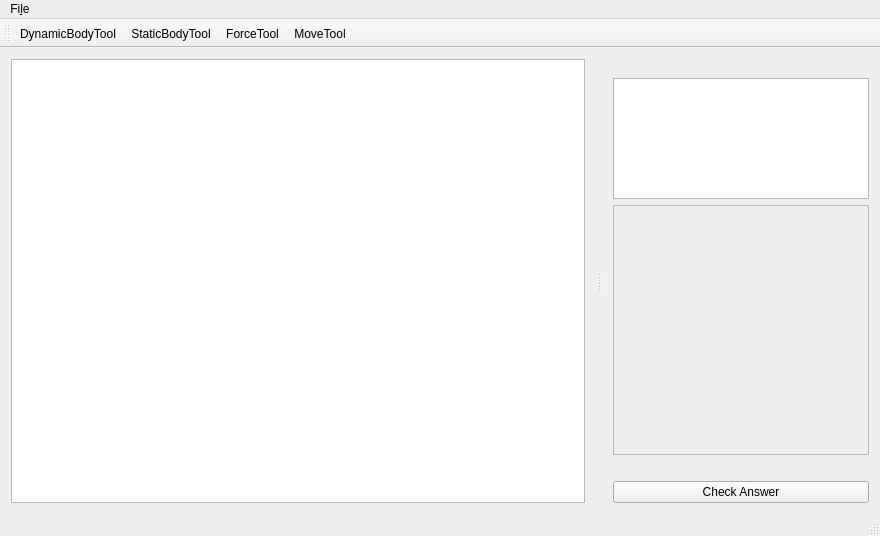
jarednielson/NewtonEZ, file NewtonCore/mainwindow.ui: the form before one commit.
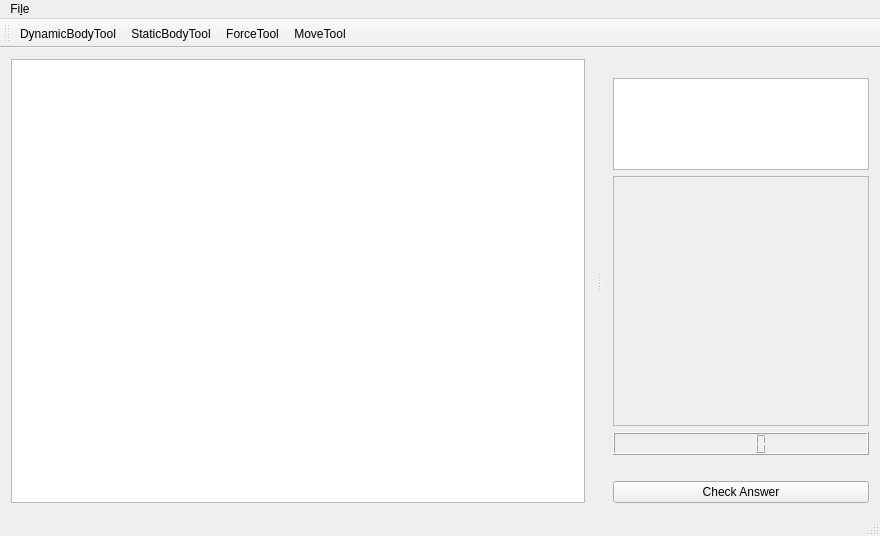
The form after the commit. Custom widgets are drawn as their Qt base class.

Commit message: Begin creating Timer feature to run while the simulation is running

```diff
--- a/NewtonCore/mainwindow.ui
+++ b/NewtonCore/mainwindow.ui
@@ -194,6 +194,13 @@
          </widget>
         </widget>
        </item>
+       <item>
+        <widget class="QLCDNumber" name="simClock">
+         <property name="styleSheet">
+          <string notr="true">color: white;</string>
+         </property>
+        </widget>
+       </item>
        <item>
         <widget class="QLabel" name="answerLabel">
          <property name="text">
```
The commit also changes 2 other files.
